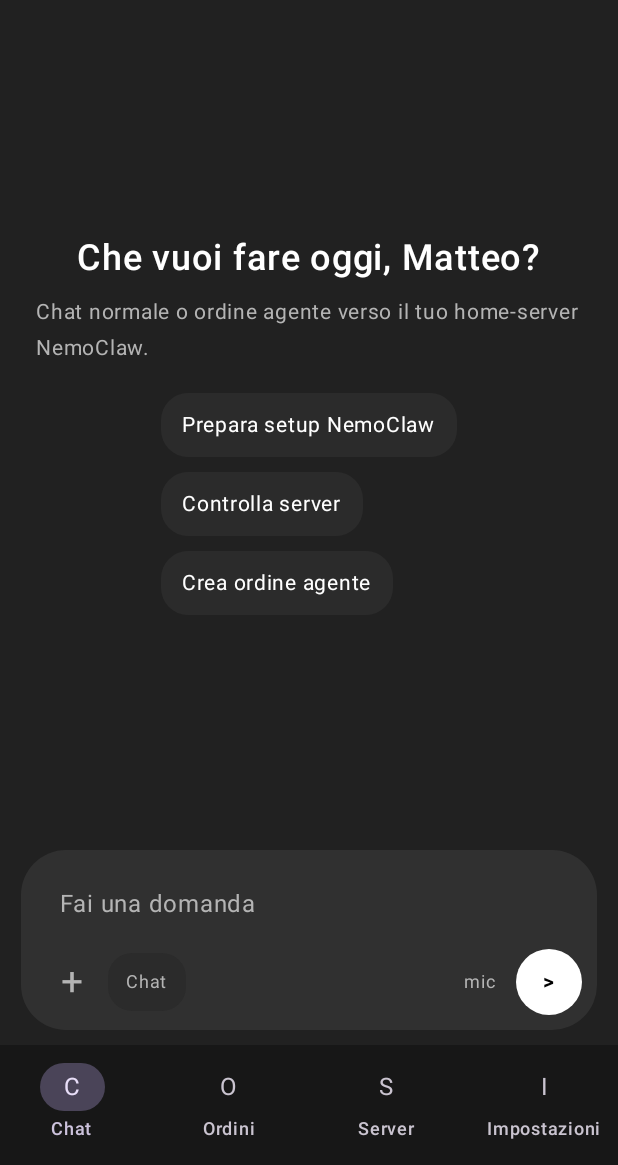
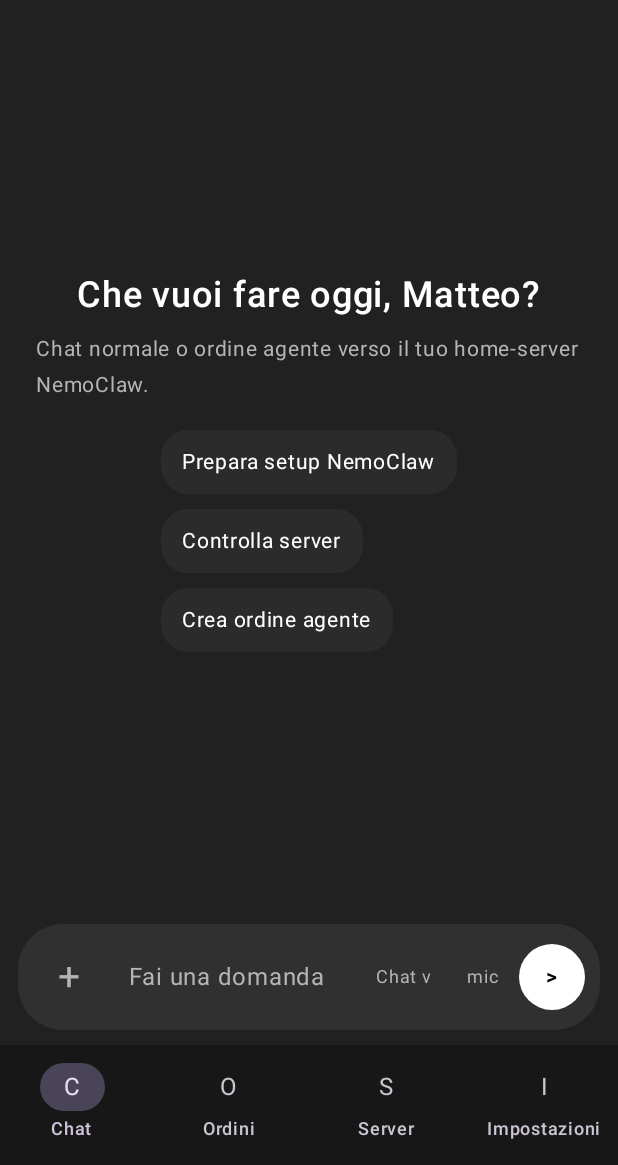
Before and after one commit to JackoPeru/app-interazione-nemoclaw, an Android app built with Jetpack Compose: the screen it shows after launch (MainActivity), on a phone screen of 412 x 824 dp, the part 71-1236 px from its top. Run offline under Robolectric (Android 15) with nearby library versions, the light colour scheme and no system bars.

Commit message:
Widen chat composer

```diff
--- a/src/NemoclawChat.Android/app/src/main/java/com/nemoclaw/chat/MainActivity.kt
+++ b/src/NemoclawChat.Android/app/src/main/java/com/nemoclaw/chat/MainActivity.kt
@@ -18,6 +18,7 @@ import androidx.compose.foundation.layout.imePadding
 import androidx.compose.foundation.layout.navigationBarsPadding
 import androidx.compose.foundation.layout.padding
 import androidx.compose.foundation.layout.size
+import androidx.compose.foundation.layout.widthIn
 import androidx.compose.foundation.lazy.LazyColumn
 import androidx.compose.foundation.lazy.items
 import androidx.compose.foundation.shape.CircleShape
@@ -302,25 +303,12 @@ private fun Composer(
     Surface(
         modifier = Modifier
             .fillMaxWidth()
-            .padding(horizontal = 14.dp, vertical = 10.dp),
+            .padding(horizontal = 12.dp, vertical = 10.dp)
+            .widthIn(max = 1040.dp),
         color = AppColors.Composer,
         shape = RoundedCornerShape(30.dp)
     ) {
-        Column(modifier = Modifier.padding(horizontal = 10.dp, vertical = 8.dp)) {
-            TextField(
-                modifier = Modifier.fillMaxWidth(),
-                value = value,
-                onValueChange = onValueChange,
-                placeholder = { Text("Fai una domanda", color = AppColors.Muted) },
-                colors = TextFieldDefaults.colors(
-                    focusedContainerColor = Color.Transparent,
-                    unfocusedContainerColor = Color.Transparent,
-                    focusedIndicatorColor = Color.Transparent,
-                    unfocusedIndicatorColor = Color.Transparent,
-                    focusedTextColor = Color.White,
-                    unfocusedTextColor = Color.White
-                )
-            )
+        Column(modifier = Modifier.padding(horizontal = 10.dp, vertical = 7.dp)) {
             Row(
                 modifier = Modifier.fillMaxWidth(),
                 verticalAlignment = Alignment.CenterVertically
@@ -368,15 +356,30 @@ private fun Composer(
                         })
                     }
                 }
-                Surface(color = AppColors.Surface, shape = RoundedCornerShape(16.dp)) {
+                TextField(
+                    modifier = Modifier.weight(1f),
+                    value = value,
+                    onValueChange = onValueChange,
+                    placeholder = { Text("Fai una domanda", color = AppColors.Muted) },
+                    minLines = 1,
+                    maxLines = 7,
+                    colors = TextFieldDefaults.colors(
+                        focusedContainerColor = Color.Transparent,
+                        unfocusedContainerColor = Color.Transparent,
+                        focusedIndicatorColor = Color.Transparent,
+                        unfocusedIndicatorColor = Color.Transparent,
+                        focusedTextColor = Color.White,
+                        unfocusedTextColor = Color.White
+                    )
+                )
+                Surface(color = Color.Transparent, shape = RoundedCornerShape(16.dp)) {
                     Text(
-                        modifier = Modifier.padding(horizontal = 12.dp, vertical = 7.dp),
-                        text = mode,
+                        modifier = Modifier.padding(horizontal = 10.dp, vertical = 7.dp),
+                        text = "$mode v",
                         color = AppColors.Muted,
                         fontSize = 12.sp
                     )
                 }
-                Spacer(modifier = Modifier.weight(1f))
                 IconButton(onClick = {}) {
                     Text("mic", color = AppColors.Muted, fontSize = 12.sp)
                 }
```
Also changed, not shown: 1 other file.
